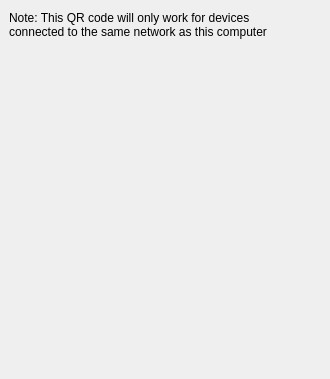
Old version of the form glue_ar/qr_dialog.ui in the repository glue-viz/glue-ar.
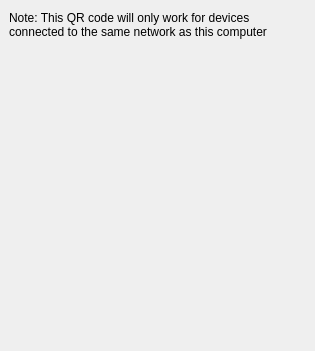
New version of the form.

Commit message: Fix an issue with non-enabled layers appearing in export dialog. Return list when constructing volume meshes. Only scale scatter when using scatter viewer.

Diff of the .ui file:
```diff
--- a/glue_ar/qr_dialog.ui
+++ b/glue_ar/qr_dialog.ui
@@ -6,10 +6,16 @@
    <rect>
     <x>0</x>
     <y>0</y>
-    <width>330</width>
-    <height>379</height>
+    <width>315</width>
+    <height>351</height>
    </rect>
   </property>
+  <property name="sizePolicy">
+   <sizepolicy hsizetype="Fixed" vsizetype="Fixed">
+    <horstretch>0</horstretch>
+    <verstretch>0</verstretch>
+   </sizepolicy>
+  </property>
   <property name="windowTitle">
    <string>View in AR</string>
   </property>
@@ -18,10 +24,16 @@
     <rect>
      <x>9</x>
      <y>9</y>
-     <width>293</width>
+     <width>300</width>
      <height>32</height>
     </rect>
    </property>
+   <property name="sizePolicy">
+    <sizepolicy hsizetype="Fixed" vsizetype="Fixed">
+     <horstretch>0</horstretch>
+     <verstretch>0</verstretch>
+    </sizepolicy>
+   </property>
    <property name="text">
     <string>Note: This QR code will only work for devices
 connected to the same network as this computer</string>
@@ -31,11 +43,17 @@
    <property name="geometry">
     <rect>
      <x>10</x>
-     <y>60</y>
+     <y>50</y>
      <width>300</width>
      <height>300</height>
     </rect>
    </property>
+   <property name="sizePolicy">
+    <sizepolicy hsizetype="Fixed" vsizetype="Fixed">
+     <horstretch>0</horstretch>
+     <verstretch>0</verstretch>
+    </sizepolicy>
+   </property>
    <property name="text">
     <string/>
    </property>
```
The commit also changes 5 other files.
